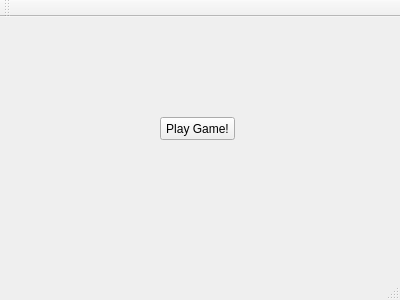
First picture: the form in Bomberman/mainwindow.ui, repository slmblck/bomberman, before the edit.
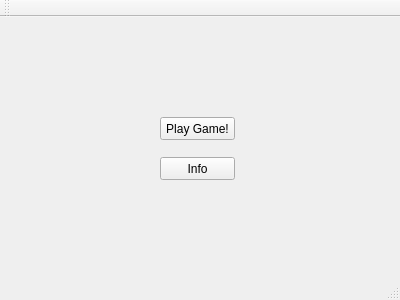
Second picture: the form after the edit.

Commit message:
Added a few windows that will be needed later
Began to work on windows that will be necessary in the future.

What changed in the file:
```diff
--- a/Bomberman/mainwindow.ui
+++ b/Bomberman/mainwindow.ui
@@ -27,6 +27,19 @@
      <string>Play Game!</string>
     </property>
    </widget>
+   <widget class="QPushButton" name="pushButton">
+    <property name="geometry">
+     <rect>
+      <x>160</x>
+      <y>140</y>
+      <width>75</width>
+      <height>23</height>
+     </rect>
+    </property>
+    <property name="text">
+     <string>Info</string>
+    </property>
+   </widget>
   </widget>
   <widget class="QMenuBar" name="menuBar">
    <property name="geometry">
```
The commit also changes 7 other files.
